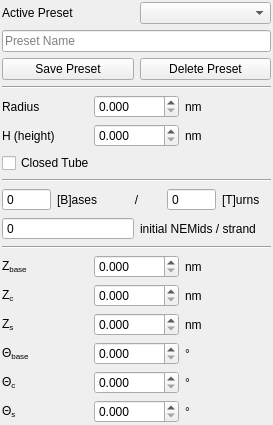
Before: the Qt Designer form ui/settings.ui in NATuG3/NATuG3, drawn with Qt 5.
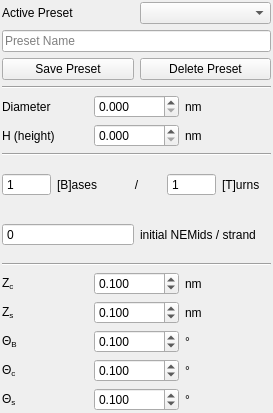
After: the same form once the commit is applied.

```diff
--- a/ui/settings.ui
+++ b/ui/settings.ui
@@ -26,46 +26,30 @@
    <property name="bottomMargin">
     <number>2</number>
    </property>
-   <item row="17" column="1">
-    <widget class="QLabel" name="label_18">
-     <property name="cursor">
-      <cursorShape>ArrowCursor</cursorShape>
+   <item row="3" column="2">
+    <widget class="QDoubleSpinBox" name="diameter_input">
+     <property name="decimals">
+      <number>3</number>
      </property>
-     <property name="statusTip">
-      <string>The angle about the helix axis between two NEMids on different helices of a double helix</string>
-     </property>
-     <property name="text">
-      <string>Θ&lt;sub&gt;s&lt;/sub&gt;</string>
-     </property>
     </widget>
    </item>
-   <item row="4" column="1">
-    <widget class="QLabel" name="label">
-     <property name="cursor">
-      <cursorShape>ArrowCursor</cursorShape>
-     </property>
-     <property name="statusTip">
-      <string>The height of one turn of the helix of a nucleic acid</string>
-     </property>
-     <property name="text">
-      <string>H (height)</string>
-     </property>
-    </widget>
-   </item>
-   <item row="9" column="1" colspan="3">
-    <layout class="QHBoxLayout" name="horizontalLayout_2">
+   <item row="8" column="1" colspan="3">
+    <layout class="QHBoxLayout" name="count_layout">
      <item>
-      <widget class="QSpinBox" name="spinBox_3">
+      <widget class="QSpinBox" name="count_input">
        <property name="statusTip">
         <string>Generate this many NEMids per domain strand (before junctions are made)</string>
        </property>
        <property name="buttonSymbols">
         <enum>QAbstractSpinBox::NoButtons</enum>
        </property>
+       <property name="maximum">
+        <number>100000</number>
+       </property>
       </widget>
      </item>
      <item>
-      <widget class="QLabel" name="label_20">
+      <widget class="QLabel" name="count_label">
        <property name="toolTip">
         <string/>
        </property>
@@ -82,18 +66,27 @@
      </item>
     </layout>
    </item>
-   <item row="11" column="3">
-    <widget class="QLabel" name="label_10">
-     <property name="text">
-      <string>nm</string>
+   <item row="10" column="2">
+    <widget class="QDoubleSpinBox" name="Z_c_input">
+     <property name="decimals">
+      <number>3</number>
+     </property>
+     <property name="value">
+      <double>0.100000000000000</double>
      </property>
     </widget>
    </item>
-   <item row="3" column="2">
-    <widget class="QDoubleSpinBox" name="doubleSpinBox_2">
+   <item row="12" column="2">
+    <widget class="QDoubleSpinBox" name="theta_b_input">
+     <property name="statusTip">
+      <string/>
+     </property>
      <property name="decimals">
       <number>3</number>
      </property>
+     <property name="value">
+      <double>0.100000000000000</double>
+     </property>
     </widget>
    </item>
    <item row="3" column="1">
@@ -108,14 +101,7 @@
       <string/>
      </property>
      <property name="text">
-      <string>Radius</string>
-     </property>
-    </widget>
-   </item>
-   <item row="12" column="2">
-    <widget class="QDoubleSpinBox" name="doubleSpinBox_5">
-     <property name="decimals">
-      <number>3</number>
+      <string>Diameter</string>
      </property>
     </widget>
    </item>
@@ -126,93 +112,8 @@
      </property>
     </widget>
    </item>
-   <item row="7" column="1" colspan="3">
-    <widget class="Line" name="line_2">
-     <property name="orientation">
-      <enum>Qt::Horizontal</enum>
-     </property>
-    </widget>
-   </item>
-   <item row="15" column="2">
-    <widget class="QDoubleSpinBox" name="doubleSpinBox_4">
-     <property name="statusTip">
-      <string/>
-     </property>
-     <property name="decimals">
-      <number>3</number>
-     </property>
-    </widget>
-   </item>
-   <item row="15" column="3">
-    <widget class="QLabel" name="label_11">
-     <property name="text">
-      <string>°</string>
-     </property>
-    </widget>
-   </item>
-   <item row="11" column="1">
-    <widget class="QLabel" name="label_8">
-     <property name="cursor">
-      <cursorShape>ArrowCursor</cursorShape>
-     </property>
-     <property name="statusTip">
-      <string>The angle that one base makes about the helix axis.</string>
-     </property>
-     <property name="text">
-      <string>&lt;html&gt;&lt;head/&gt;&lt;body&gt;&lt;p&gt;Z&lt;span style=&quot; vertical-align:sub;&quot;&gt;base&lt;/span&gt;&lt;/p&gt;&lt;/body&gt;&lt;/html&gt;</string>
-     </property>
-    </widget>
-   </item>
-   <item row="16" column="1">
-    <widget class="QLabel" name="label_14">
-     <property name="cursor">
-      <cursorShape>ArrowCursor</cursorShape>
-     </property>
-     <property name="statusTip">
-      <string>The smallest angle about the helix axis possible between two NEMids on the same helix</string>
-     </property>
-     <property name="text">
-      <string>Θ&lt;sub&gt;c&lt;/sub&gt;</string>
-     </property>
-    </widget>
-   </item>
-   <item row="16" column="3">
-    <widget class="QLabel" name="label_15">
-     <property name="text">
-      <string>°</string>
-     </property>
-    </widget>
-   </item>
-   <item row="3" column="3">
-    <widget class="QLabel" name="label_7">
-     <property name="text">
-      <string>nm</string>
-     </property>
-    </widget>
-   </item>
-   <item row="13" column="3">
-    <widget class="QLabel" name="label_17">
-     <property name="text">
-      <string>nm</string>
-     </property>
-    </widget>
-   </item>
-   <item row="11" column="2">
-    <widget class="QDoubleSpinBox" name="doubleSpinBox_3">
-     <property name="decimals">
-      <number>3</number>
-     </property>
-    </widget>
-   </item>
-   <item row="16" column="2">
-    <widget class="QDoubleSpinBox" name="doubleSpinBox_6">
-     <property name="decimals">
-      <number>3</number>
-     </property>
-    </widget>
-   </item>
-   <item row="12" column="1">
-    <widget class="QLabel" name="label_12">
+   <item row="10" column="1">
+    <widget class="QLabel" name="Z_c_label">
      <property name="cursor">
       <cursorShape>ArrowCursor</cursorShape>
      </property>
@@ -227,40 +128,99 @@
      </property>
     </widget>
    </item>
-   <item row="5" column="1" colspan="3">
-    <widget class="QCheckBox" name="checkBox">
-     <property name="cursor">
-      <cursorShape>ArrowCursor</cursorShape>
-     </property>
-     <property name="statusTip">
-      <string>Indicates whether the tube is closed (and thus actually a tube) or not</string>
-     </property>
+   <item row="13" column="3">
+    <widget class="QLabel" name="theta_c_unit_label">
      <property name="text">
-      <string>Closed Tube</string>
-     </property>
-    </widget>
-   </item>
-   <item row="4" column="2">
-    <widget class="QDoubleSpinBox" name="doubleSpinBox">
-     <property name="decimals">
-      <number>3</number>
+      <string>°</string>
      </property>
     </widget>
    </item>
    <item row="12" column="3">
-    <widget class="QLabel" name="label_13">
+    <widget class="QLabel" name="theta_b_unit_label">
+     <property name="text">
+      <string>°</string>
+     </property>
+    </widget>
+   </item>
+   <item row="11" column="3">
+    <widget class="QLabel" name="Z_s_unit_label">
      <property name="text">
       <string>nm</string>
      </property>
     </widget>
    </item>
+   <item row="6" column="1" colspan="3">
+    <widget class="Line" name="line_2">
+     <property name="orientation">
+      <enum>Qt::Horizontal</enum>
+     </property>
+    </widget>
+   </item>
+   <item row="4" column="1">
+    <widget class="QLabel" name="H_label">
+     <property name="cursor">
+      <cursorShape>ArrowCursor</cursorShape>
+     </property>
+     <property name="toolTip">
+      <string>Turn Height</string>
+     </property>
+     <property name="statusTip">
+      <string>The height of one turn of the helix of a nucleic acid</string>
+     </property>
+     <property name="text">
+      <string>H (height)</string>
+     </property>
+    </widget>
+   </item>
+   <item row="14" column="1">
+    <widget class="QLabel" name="theta_s_label">
+     <property name="cursor">
+      <cursorShape>ArrowCursor</cursorShape>
+     </property>
+     <property name="toolTip">
+      <string>Switch Angle</string>
+     </property>
+     <property name="statusTip">
+      <string>The angle about the helix axis between two NEMids on different helices of a double helix</string>
+     </property>
+     <property name="text">
+      <string>Θ&lt;sub&gt;s&lt;/sub&gt;</string>
+     </property>
+    </widget>
+   </item>
    <item row="13" column="1">
     <widget class="QLabel" name="label_16">
      <property name="cursor">
       <cursorShape>ArrowCursor</cursorShape>
      </property>
      <property name="toolTip">
-      <string extracomment="The vertical height between two NEMids on different helices of the same double helix"/>
+      <string>Characteristic Angle</string>
+     </property>
+     <property name="statusTip">
+      <string>The smallest angle about the helix axis possible between two NEMids on the same helix</string>
+     </property>
+     <property name="text">
+      <string>Θ&lt;sub&gt;c&lt;/sub&gt;</string>
+     </property>
+    </widget>
+   </item>
+   <item row="13" column="2">
+    <widget class="QDoubleSpinBox" name="theta_c_input">
+     <property name="decimals">
+      <number>3</number>
+     </property>
+     <property name="value">
+      <double>0.100000000000000</double>
+     </property>
+    </widget>
+   </item>
+   <item row="11" column="1">
+    <widget class="QLabel" name="Z_s_label">
+     <property name="cursor">
+      <cursorShape>ArrowCursor</cursorShape>
+     </property>
+     <property name="toolTip">
+      <string extracomment="The vertical height between two NEMids on different helices of the same double helix">Switch Height</string>
      </property>
      <property name="statusTip">
       <string>The vertical height between two NEMids on different helices of the same double helix</string>
@@ -270,18 +230,36 @@
      </property>
     </widget>
    </item>
-   <item row="13" column="2">
-    <widget class="QDoubleSpinBox" name="doubleSpinBox_7">
-     <property name="statusTip">
-      <string/>
+   <item row="3" column="3">
+    <widget class="QLabel" name="diameter_unit_label">
+     <property name="text">
+      <string>nm</string>
      </property>
+    </widget>
+   </item>
+   <item row="10" column="3">
+    <widget class="QLabel" name="Z_c_unit_label">
+     <property name="text">
+      <string>nm</string>
+     </property>
+    </widget>
+   </item>
+   <item row="4" column="2">
+    <widget class="QDoubleSpinBox" name="H_input">
      <property name="decimals">
       <number>3</number>
      </property>
     </widget>
    </item>
-   <item row="15" column="1">
-    <widget class="QLabel" name="label_9">
+   <item row="14" column="3">
+    <widget class="QLabel" name="theta_s_unit_label">
+     <property name="text">
+      <string>°</string>
+     </property>
+    </widget>
+   </item>
+   <item row="12" column="1">
+    <widget class="QLabel" name="theta_b_label">
      <property name="cursor">
       <cursorShape>ArrowCursor</cursorShape>
      </property>
@@ -289,38 +267,60 @@
       <string>The angle that one base makes about the helix axis</string>
      </property>
      <property name="text">
-      <string>Θ&lt;sub&gt;base&lt;/sub&gt;</string>
+      <string>Θ&lt;sub&gt;B&lt;/sub&gt;</string>
      </property>
     </widget>
    </item>
-   <item row="10" column="1" colspan="3">
-    <widget class="Line" name="line">
+   <item row="14" column="2">
+    <widget class="QDoubleSpinBox" name="theta_s_input">
+     <property name="decimals">
+      <number>3</number>
+     </property>
+     <property name="value">
+      <double>0.100000000000000</double>
+     </property>
+    </widget>
+   </item>
+   <item row="2" column="1" colspan="3">
+    <widget class="Line" name="line_3">
      <property name="orientation">
       <enum>Qt::Horizontal</enum>
      </property>
     </widget>
    </item>
-   <item row="17" column="2">
-    <widget class="QDoubleSpinBox" name="doubleSpinBox_8">
+   <item row="11" column="2">
+    <widget class="QDoubleSpinBox" name="Z_s_input">
+     <property name="statusTip">
+      <string/>
+     </property>
      <property name="decimals">
       <number>3</number>
      </property>
+     <property name="value">
+      <double>0.100000000000000</double>
+     </property>
     </widget>
    </item>
-   <item row="17" column="3">
-    <widget class="QLabel" name="label_19">
-     <property name="text">
-      <string>°</string>
+   <item row="9" column="1" colspan="3">
+    <widget class="Line" name="line_1">
+     <property name="orientation">
+      <enum>Qt::Horizontal</enum>
      </property>
     </widget>
    </item>
-   <item row="8" column="1" colspan="3">
-    <layout class="QHBoxLayout" name="horizontalLayout">
+   <item row="7" column="1" colspan="3">
+    <layout class="QHBoxLayout" name="bases_per_turns_layout">
      <item>
       <widget class="QSpinBox" name="spinBox">
        <property name="buttonSymbols">
         <enum>QAbstractSpinBox::NoButtons</enum>
        </property>
+       <property name="maximum">
+        <number>1000</number>
+       </property>
+       <property name="value">
+        <number>1</number>
+       </property>
       </widget>
      </item>
      <item>
@@ -348,6 +348,12 @@
        <property name="buttonSymbols">
         <enum>QAbstractSpinBox::NoButtons</enum>
        </property>
+       <property name="maximum">
+        <number>1000</number>
+       </property>
+       <property name="value">
+        <number>1</number>
+       </property>
       </widget>
      </item>
      <item>
```
Left out of the diff: 45 changed lines with no effect on the pictures.
